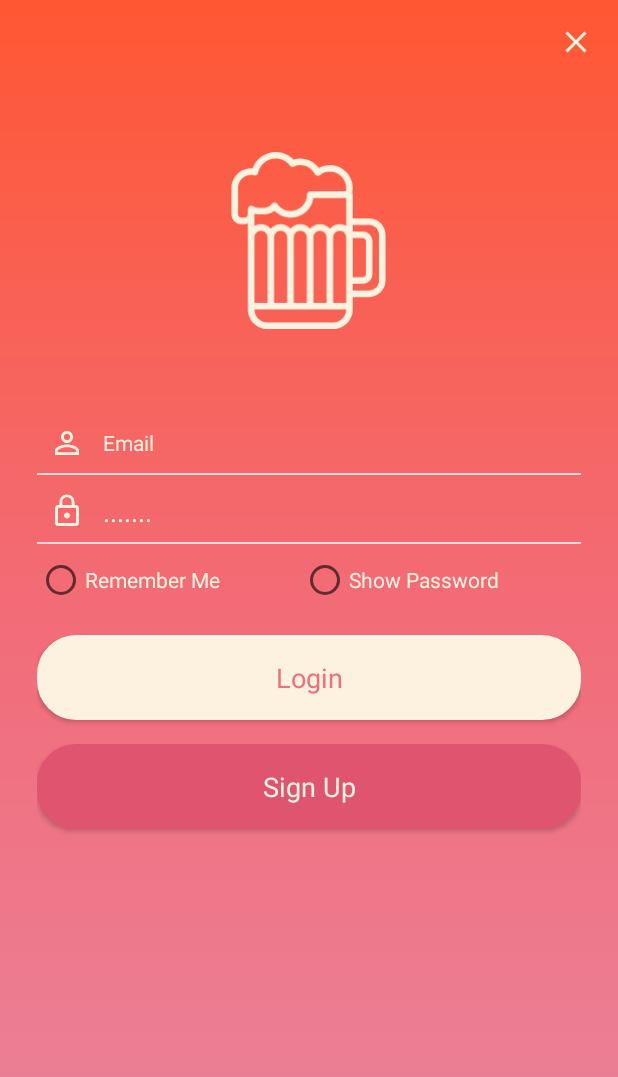
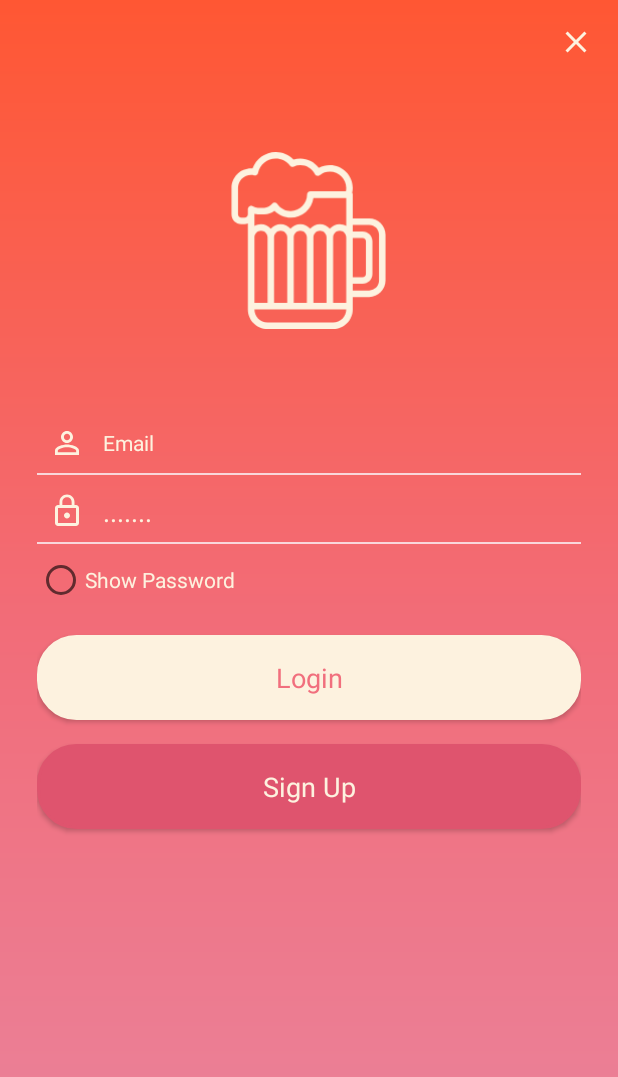
Before and after one commit to rr00232/trackohol, an Android app: the Login_Fragment screen opened directly, with no data from a screen before it, on a phone screen of 412 x 824 dp. Shown: the top 1077 px of the screen. Run offline under Robolectric (Android 15) with nearby library versions, the phone set to English and light mode, and no system bars.

```diff
--- a/app/src/main/res/layout/login_layout.xml
+++ b/app/src/main/res/layout/login_layout.xml
@@ -73,17 +73,6 @@
                 android:orientation="horizontal"
                 android:paddingBottom="5dp"
                 android:paddingTop="8dp" >
-
-                <CheckBox
-                    android:id="@+id/remeber_me"
-                    android:layout_width="wrap_content"
-                    android:layout_height="wrap_content"
-                    android:layout_weight="1"
-                    android:button="?android:attr/listChoiceIndicatorSingle"
-                    android:text="@string/remember_me"
-                    android:textColor="@color/lightorange"
-                    android:textSize="14sp" />
-
                 <CheckBox
                     android:id="@+id/show_hide_password"
                     android:layout_width="wrap_content"
```
